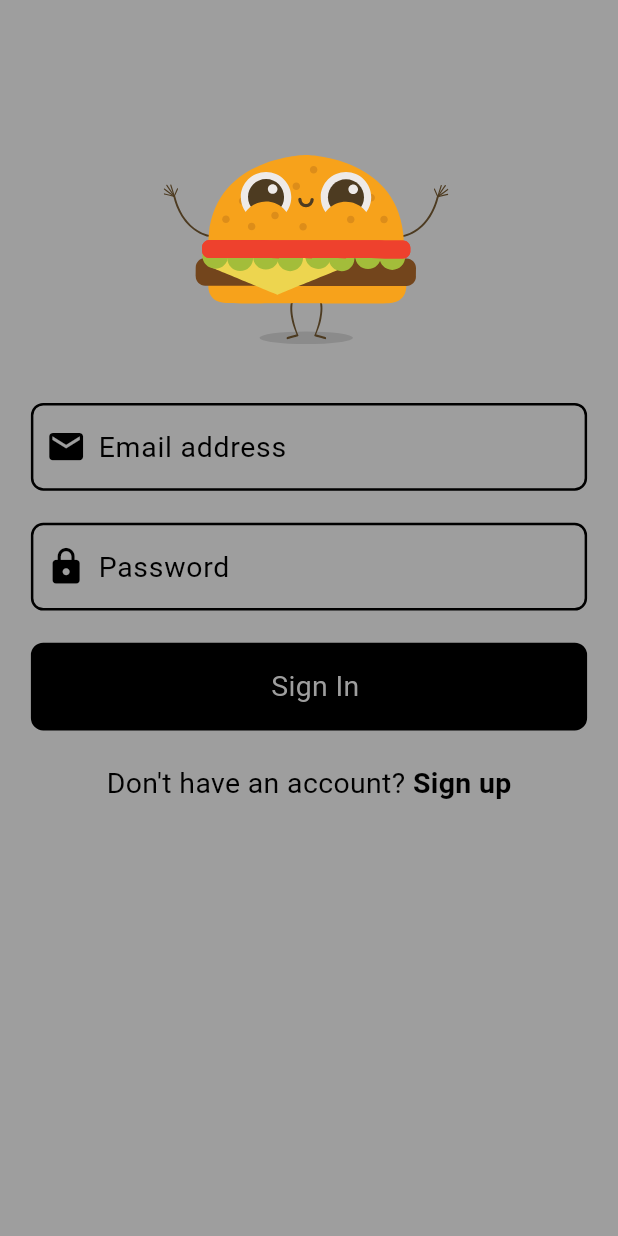
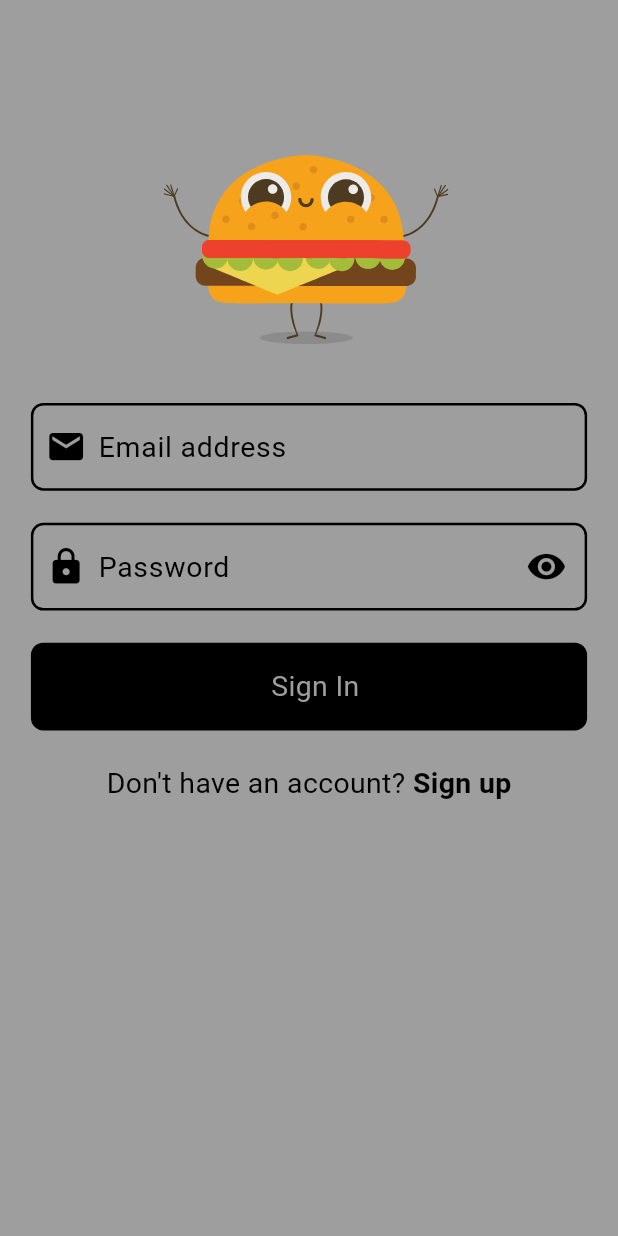
Before and after one commit to Abdusalom-mobile-developer/social_media, a Flutter app: the screen it shows after launch, on a phone screen of 412 x 824 dp. Run offline on Flutter 3.47's test engine with Material 3 defaults, Android fonts, the phone set to English and light mode, and no system bars; our stand-ins replace flutter_riverpod, go_router, lottie, riverpod.

Commit message:
Made textField's obscure work and now it works fine.

```diff
--- a/lib/main.dart
+++ b/lib/main.dart
@@ -1,4 +1,5 @@
 import 'package:flutter/material.dart';
+import 'package:flutter_riverpod/flutter_riverpod.dart';
 import 'package:go_router/go_router.dart';
 import 'package:social_media/screens/home.dart';
 import 'package:social_media/screens/sign_in.dart';
@@ -6,7 +7,7 @@ import 'package:social_media/screens/sign_up.dart';
 
 void main() {
   runApp(
-    PopScope(
+    ProviderScope(
       child: MyApp(),
     ),
   );
@@ -35,7 +36,7 @@ final _router = GoRouter(
         return CustomTransitionPage(
           key: state.pageKey,
           transitionDuration: const Duration(milliseconds: 300),
-          child: const SignInScreen(),
+          child: SignInScreen(),
           transitionsBuilder: (context, animation, secondaryAnimation, child) {
             return FadeTransition(
               opacity: CurveTween(curve: Curves.easeIn).animate(animation),
@@ -51,7 +52,7 @@ final _router = GoRouter(
         return CustomTransitionPage(
           key: state.pageKey,
           transitionDuration: const Duration(milliseconds: 300),
-          child: const SignUpScreen(),
+          child: SignUpScreen(),
           transitionsBuilder: (context, animation, secondaryAnimation, child) {
             return FadeTransition(
               opacity: CurveTween(curve: Curves.easeIn).animate(animation),
--- a/lib/screens/sign_in.dart
+++ b/lib/screens/sign_in.dart
@@ -1,21 +1,25 @@
 // ignore_for_file: unused_local_variable
 
 import 'package:flutter/material.dart';
+import 'package:flutter_riverpod/flutter_riverpod.dart';
 import 'package:go_router/go_router.dart';
 import 'package:lottie/lottie.dart';
 import 'package:social_media/screens/sign_up.dart';
+import 'package:social_media/state_management/text_fields_obscure.dart';
 import 'package:social_media/utils/colors.dart';
 
+// ignore: must_be_immutable
 class SignInScreen extends StatelessWidget {
-  const SignInScreen({super.key});
+  SignInScreen({super.key});
+
+  TextEditingController emailController = TextEditingController();
+  TextEditingController passwordController = TextEditingController();
 
   @override
   Widget build(BuildContext context) {
     // Height and width of the screen
     double height = MediaQuery.of(context).size.height;
     double width = MediaQuery.of(context).size.width;
-    TextEditingController emailController = TextEditingController();
-    TextEditingController passwordController = TextEditingController();
 
     return Scaffold(
       backgroundColor: AppColors.grey,
@@ -49,12 +53,20 @@ class SignInScreen extends StatelessWidget {
                     Icons.email,
                     "Email address",
                   ),
-                  customTextField(
-                    height,
-                    width,
-                    passwordController,
-                    Icons.lock,
-                    "Password",
+                  Consumer(
+                    builder: (context, ref, child) => customTextFieldPassword(
+                      height,
+                      width,
+                      passwordController,
+                      Icons.lock,
+                      "Password",
+                      ref.watch(textFieldsObscureSignInProvider),
+                      () {
+                        ref
+                            .read(textFieldsObscureSignInProvider.notifier)
+                            .changeTheValue();
+                      },
+                    ),
                   ),
                   customButton(height, width, "Sign In"),
                   SizedBox(
@@ -92,5 +104,4 @@ class SignInScreen extends StatelessWidget {
       ),
     );
   }
-
 }
--- a/lib/screens/sign_up.dart
+++ b/lib/screens/sign_up.dart
@@ -1,22 +1,26 @@
 // ignore_for_file: unused_local_variable
 
 import 'package:flutter/material.dart';
+import 'package:flutter_riverpod/flutter_riverpod.dart';
 import 'package:go_router/go_router.dart';
+import 'package:social_media/state_management/text_fields_obscure.dart';
 import 'package:social_media/utils/colors.dart';
 
+// ignore: must_be_immutable
 class SignUpScreen extends StatelessWidget {
-  const SignUpScreen({super.key});
+  SignUpScreen({super.key});
+
+   TextEditingController emailController = TextEditingController();
+    TextEditingController passwordController = TextEditingController();
+    TextEditingController passwordConfirmController = TextEditingController();
+    TextEditingController usernameController = TextEditingController();
 
   @override
   Widget build(BuildContext context) {
     // Height and width of the screen
     double height = MediaQuery.of(context).size.height;
     double width = MediaQuery.of(context).size.width;
-    TextEditingController emailController = TextEditingController();
-    TextEditingController passwordController = TextEditingController();
-    TextEditingController passwordConfirmController = TextEditingController();
-    TextEditingController usernameController = TextEditingController();
-    bool isObscure = true;
+
     return Scaffold(
       backgroundColor: AppColors.grey,
       body: Padding(
@@ -56,19 +60,33 @@ class SignUpScreen extends StatelessWidget {
                     Icons.email,
                     "Email address",
                   ),
-                  customTextField(
+                  Consumer(
+                    builder: (context, ref, child) => customTextFieldPassword(
                       height,
                       width,
                       passwordController,
                       Icons.lock,
                       "Password",
+                      ref.watch(textFieldsObscureSignUpProvider),
+                      () {
+                        ref
+                            .read(textFieldsObscureSignUpProvider.notifier)
+                            .changeTheValue();
+                      },
                     ),
-                  customTextField(
+                  ),
+                  Consumer(
+                    builder: (context, ref, child) => customTextFieldPassword(
                         height,
                         width,
                         passwordConfirmController,
                         Icons.lock,
                         "Confirm Password",
+                        ref.watch(textFieldsObscureSignUpProvider), () {
+                      ref
+                          .read(textFieldsObscureSignUpProvider.notifier)
+                          .changeTheValue();
+                    }),
                   ),
                   customButton(height, width, "Sign Up"),
                   SizedBox(
@@ -242,7 +260,9 @@ Widget customTextFieldPassword(
   TextEditingController controller,
   IconData icon,
   String text,
-    bool isObscure) {
+  bool isObscure,
+  VoidCallback function,
+) {
   return Container(
     alignment: Alignment.center,
     padding: EdgeInsets.only(left: height * 0.01),
@@ -275,8 +295,6 @@ Widget customTextFieldPassword(
               fontSize: height * 0.023,
             ),
             decoration: InputDecoration(
-                suffix:
-                    Icon(isObscure ? Icons.visibility : Icons.visibility_off),
               hintText: text,
               hintStyle: TextStyle(
                 color: AppColors.black,
@@ -284,9 +302,26 @@ Widget customTextFieldPassword(
               ),
               border: const UnderlineInputBorder(
                 borderSide: BorderSide.none,
-                )),
               ),
-        )
+            ),
+          ),
+        ),
+        SizedBox(
+          width: width * 0.019,
+        ),
+        Consumer(
+          builder: (context, ref, child) => GestureDetector(
+            onTap: function,
+            child: Icon(
+              size: height * 0.033,
+              isObscure ? Icons.visibility : Icons.visibility_off,
+              color: AppColors.black,
+            ),
+          ),
+        ),
+        SizedBox(
+          width: width * 0.029,
+        ),
       ],
     ),
   );
--- a/lib/state_management/text_fields_obscure.dart
+++ b/lib/state_management/text_fields_obscure.dart
@@ -2,6 +2,8 @@ import 'package:riverpod/riverpod.dart';
 
 class TextFieldsObscureSignIn extends StateNotifier<bool> {
   TextFieldsObscureSignIn() : super(true);
+
+  bool get value => state;
 
   void changeTheValue() {
     state = !state;
@@ -10,6 +12,8 @@ class TextFieldsObscureSignIn extends StateNotifier<bool> {
 
 class TextFieldsObscureSignUp extends StateNotifier<bool> {
   TextFieldsObscureSignUp() : super(true);
+
+  bool get value => state;
 
   void changeTheValue() {
     state = !state;
--- a/pubspec.yaml
+++ b/pubspec.yaml
@@ -23,6 +23,7 @@ dependencies:
   logger: ^2.5.0
   go_router: ^14.6.2
   riverpod: ^2.6.1
+  flutter_riverpod: ^2.6.1
 
 
 
```
Also changed, not shown: pubspec.lock. Lines whose indentation alone changed are shown as unchanged.
